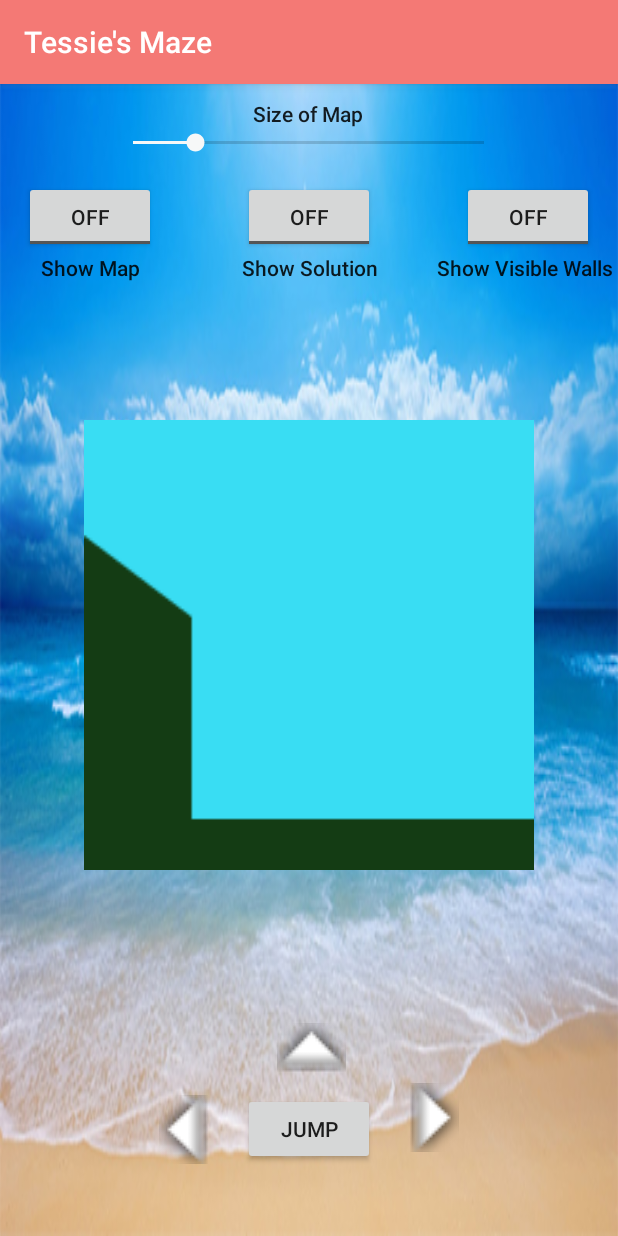
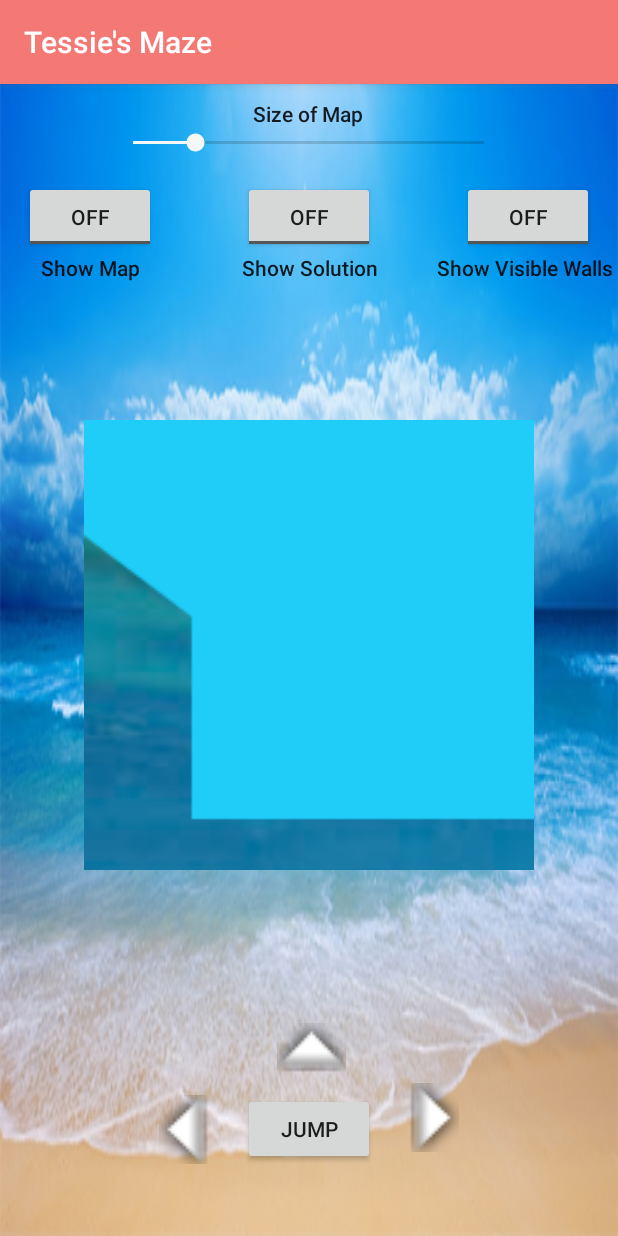
Before and after one commit to TessieB/BeachMazeApp, an Android app: the PlayManuallyActivity screen opened directly, with no data from a screen before it, after a tap on "ON", on a phone screen of 412 x 824 dp. Run offline under Robolectric (Android 15) with nearby library versions, the phone set to English and light mode, and no system bars; 1 other tap on this screen came first.

Commit message:
added some more graphics to maze

```diff
--- a/app/src/main/java/edu/wm/cs/cs301/TessieBaumann/gui/MazePanel.java
+++ b/app/src/main/java/edu/wm/cs/cs301/TessieBaumann/gui/MazePanel.java
@@ -9,8 +9,6 @@ import android.graphics.Color;
 import android.graphics.Paint;
 import android.graphics.Path;
 import android.graphics.Shader;
-import android.graphics.fonts.Font;
-import android.os.Bundle;
 import android.util.AttributeSet;
 import android.util.Log;
 import android.view.View;
@@ -18,6 +16,8 @@ import android.view.View;
 import androidx.core.content.ContextCompat;
 
 import edu.wm.cs.cs301.TessieBaumann.R;
+
+import static android.graphics.Color.rgb;
 
 public class MazePanel extends View {
 
@@ -40,6 +40,7 @@ public class MazePanel extends View {
     private static final int yellowWM = Color.parseColor("#FFFF99");
     private boolean top = true;  //boolean value that tells if top or bottom background rectangle is being drawn
     private String markerFont;  //current font of the marker
+    private Paint shaderPaint;
 
 
     /**
@@ -93,6 +94,10 @@ public class MazePanel extends View {
         bitmap = Bitmap.createBitmap(Constants.VIEW_WIDTH, Constants.VIEW_HEIGHT, config);
         canvas = new Canvas(bitmap);
         paint = new Paint();
+        shaderPaint = new Paint();
+        Bitmap bitmap2 = BitmapFactory.decodeResource(getResources(), R.drawable.fish3);
+        BitmapShader sandShader = new BitmapShader(bitmap2, Shader.TileMode.REPEAT, Shader.TileMode.REPEAT);
+        shaderPaint.setShader(sandShader);
     }
 
 
@@ -202,29 +207,30 @@ public class MazePanel extends View {
         int wallColor = 0;
         switch (((d >> 3) ^ cc) % 6) {
             case 0:
-                wallColor = Color.rgb(rgbValue, RGB_DEF, RGB_DEF);
+                wallColor = rgb(rgbValue, RGB_DEF, RGB_DEF);
                 break;
             case 1:
-                wallColor = Color.rgb(RGB_DEF, RGB_DEF_GREEN, RGB_DEF);
+                wallColor = rgb(RGB_DEF, RGB_DEF_GREEN, RGB_DEF);
                 break;
             case 2:
-                wallColor = Color.rgb(RGB_DEF, RGB_DEF, rgbValue);
+                wallColor = rgb(RGB_DEF, RGB_DEF, rgbValue);
                 break;
             case 3:
-                wallColor = Color.rgb(rgbValue, RGB_DEF_GREEN, RGB_DEF);
+                wallColor = rgb(rgbValue, RGB_DEF_GREEN, RGB_DEF);
                 break;
             case 4:
-                wallColor = Color.rgb(RGB_DEF, RGB_DEF_GREEN, rgbValue);
+                wallColor = rgb(RGB_DEF, RGB_DEF_GREEN, rgbValue);
                 break;
             case 5:
-                wallColor = Color.rgb(rgbValue, RGB_DEF, rgbValue);
+                wallColor = rgb(rgbValue, RGB_DEF, rgbValue);
                 break;
             default:
-                wallColor = Color.rgb(RGB_DEF, RGB_DEF, RGB_DEF);
+                wallColor = rgb(RGB_DEF, RGB_DEF, RGB_DEF);
                 break;
         }
         return wallColor;
     }
+
 
     /**
      * Draws two solid rectangles to provide a background.
@@ -235,17 +241,7 @@ public class MazePanel extends View {
      */
     public void addBackground(float percentToExit) {
         paint.setColor(getBackgroundColor(percentToExit, top));
-//        Bitmap bitmap2 = BitmapFactory.decodeResource(getResources(), R.drawable.sandy3);
-//        BitmapShader sandShader = new BitmapShader(bitmap2, Shader.TileMode.CLAMP, Shader.TileMode.CLAMP);
-//        paint.setShader(sandShader);
-//        //canvas.drawRect(0, 0, 400, 400, paint);
-//        Bitmap bitmap3 = BitmapFactory.decodeResource(getResources(), R.drawable.clouds);
-//        BitmapShader cloudShader = new BitmapShader(bitmap3, Shader.TileMode.CLAMP, Shader.TileMode.CLAMP);
-//        paint.setShader(cloudShader);
-//        canvas.drawBitmap(bitmap2, 0, 0, null);
-        //canvas.drawRect(0, 0, 400, 200, paint);
-        //canvas.drawPicture(R.id.);
-        paint.setColor(ContextCompat.getColor(getContext(), R.color.skyBlue));
+        //paint.setColor(ContextCompat.getColor(getContext(), R.color.skyBlue));
         if(!top){
             paint.setColor(ContextCompat.getColor(getContext(), R.color.sand));
         }
@@ -262,7 +258,7 @@ public class MazePanel extends View {
      * @return the color to use for the background rectangle
      */
     private int getBackgroundColor(float percentToExit, boolean top) {
-        return top? blend(Color.valueOf(yellowWM), Color.valueOf(goldWM), percentToExit) :
+        return top? blend(Color.valueOf(Color.parseColor("#1FCDF8")), Color.valueOf(Color.parseColor("#031985")), percentToExit) :
                 blend(Color.valueOf(Color.LTGRAY), Color.valueOf(greenWM), percentToExit);
     }
 
@@ -273,17 +269,17 @@ public class MazePanel extends View {
      * @param weight0 of c0
      * @return blend of colors c0 and c1 as weighted average
      */
-    private int blend(Color c0, Color c1, double weight0) {
+    private int blend(Color c0, Color c1, float weight0) {
         if (weight0 < 0.1)
             return c1.toArgb();
         if (weight0 > 0.95)
             return c0.toArgb();
-        double r = weight0 * c0.red() + (1-weight0) * c1.red();
-        double g = weight0 * c0.green() + (1-weight0) * c1.green();
-        double b = weight0 * c0.blue() + (1-weight0) * c1.blue();
-        double a = Math.max(c0.alpha(), c1.alpha());
+        float r = weight0 * c0.red() + (1-weight0) * c1.red();
+        float g = weight0 * c0.green() + (1-weight0) * c1.green();
+        float b = weight0 * c0.blue() + (1-weight0) * c1.blue();
+        float a = Math.max(c0.alpha(), c1.alpha());
 
-        return Color.valueOf((int) r, (int) g, (int) b, (int) a).toArgb();
+        return Color.valueOf(r, g, b, a).toArgb();
     }
 
     /**
@@ -325,7 +321,7 @@ public class MazePanel extends View {
             for(int i = 1; i < nPoints; i++){
                 path.lineTo(xPoints[i], yPoints[i]);
             }
-            canvas.drawPath(path, paint);
+            canvas.drawPath(path, shaderPaint);
         }
     }
 
--- a/app/src/main/java/edu/wm/cs/cs301/TessieBaumann/gui/PlayManuallyActivity.java
+++ b/app/src/main/java/edu/wm/cs/cs301/TessieBaumann/gui/PlayManuallyActivity.java
@@ -233,4 +233,22 @@ public class PlayManuallyActivity extends AppCompatActivity {
             Log.v(TAG, "Showing Visible Walls: On");
         }
     }
+
+    /**
+     * Pauses the music when the activity is paused
+     */
+    @Override
+    public void onPause(){
+        super.onPause();
+        AMazeActivity.mediaPlayer.pause();
+    }
+
+    /**
+     * Plays the music when the activity is resumed
+     */
+    @Override
+    public void onResume(){
+        super.onResume();
+        AMazeActivity.mediaPlayer.start();
+    }
 }
--- a/app/src/main/java/edu/wm/cs/cs301/TessieBaumann/gui/WallFollower.java
+++ b/app/src/main/java/edu/wm/cs/cs301/TessieBaumann/gui/WallFollower.java
@@ -129,6 +129,7 @@ public class WallFollower extends Wizard implements RobotDriver {
         if(wallFollowerThread != null){
             wallFollowerThread.interrupt();
             wallFollowerThread = null;
+            stopFailureAndRepairThreads();
         }
     }
 
--- a/app/src/main/res/values/colors.xml
+++ b/app/src/main/res/values/colors.xml
@@ -6,10 +6,11 @@
     <color name="black">#020202</color>
     <color name="white">#FBFBFB</color>
     <color name="orange">#F69E50</color>
-    <color name="darkBlue">#0E2597</color>
+    <color name="darkBlue">#031985</color>
     <color name="sensor">#030304</color>
     <color name="green">#237102</color>
     <color name="red">#F44336</color>
     <color name="skyBlue">#39DDF3</color>
     <color name="sand">#F4DA8A</color>
+    <color name="sunset">#1FCDF8</color>
 </resources>
--- a/app/src/main/res/values/strings.xml
+++ b/app/src/main/res/values/strings.xml
@@ -7,6 +7,7 @@
     </string-array>
 
     <string-array name="sensor">
+        <item>None Selected</item>
         <item>Premium</item>
         <item>Mediocre</item>
         <item>Soso</item>
```
Also changed, not shown: app/src/main/java/edu/wm/cs/cs301/TessieBaumann/gui/AMazeActivity.java (+18 -0 lines), app/src/main/java/edu/wm/cs/cs301/TessieBaumann/gui/GeneratingActivity.java (+27 -7 lines), app/src/main/java/edu/wm/cs/cs301/TessieBaumann/gui/LosingActivity.java (+18 -0 lines), app/src/main/java/edu/wm/cs/cs301/TessieBaumann/gui/PlayAnimationActivity.java (+19 -0 lines), app/src/main/java/edu/wm/cs/cs301/TessieBaumann/gui/WinningActivity.java (+18 -0 lines).
